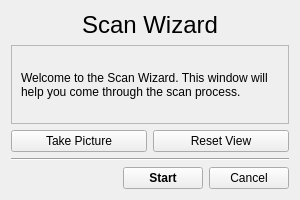
First picture: the form in scanwizard.ui, repository erespebrn/Near_Field_Scanner_GUI, before the edit.
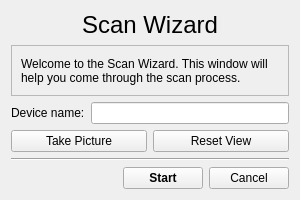
Second picture: the form after the edit.

```diff
--- a/scanwizard.ui
+++ b/scanwizard.ui
@@ -58,7 +58,7 @@
         <x>0</x>
         <y>0</y>
         <width>280</width>
-        <height>78</height>
+        <height>48</height>
        </rect>
       </property>
       <layout class="QVBoxLayout" name="verticalLayout_3">
@@ -76,6 +76,20 @@
      </widget>
     </widget>
    </item>
+   <item>
+    <layout class="QGridLayout" name="gridLayout_2">
+     <item row="1" column="1">
+      <widget class="QLineEdit" name="dut_name"/>
+     </item>
+     <item row="1" column="0">
+      <widget class="QLabel" name="dut_label">
+       <property name="text">
+        <string>Device name:</string>
+       </property>
+      </widget>
+     </item>
+    </layout>
+   </item>
    <item>
     <layout class="QHBoxLayout" name="horizontalLayout">
      <item>
```
